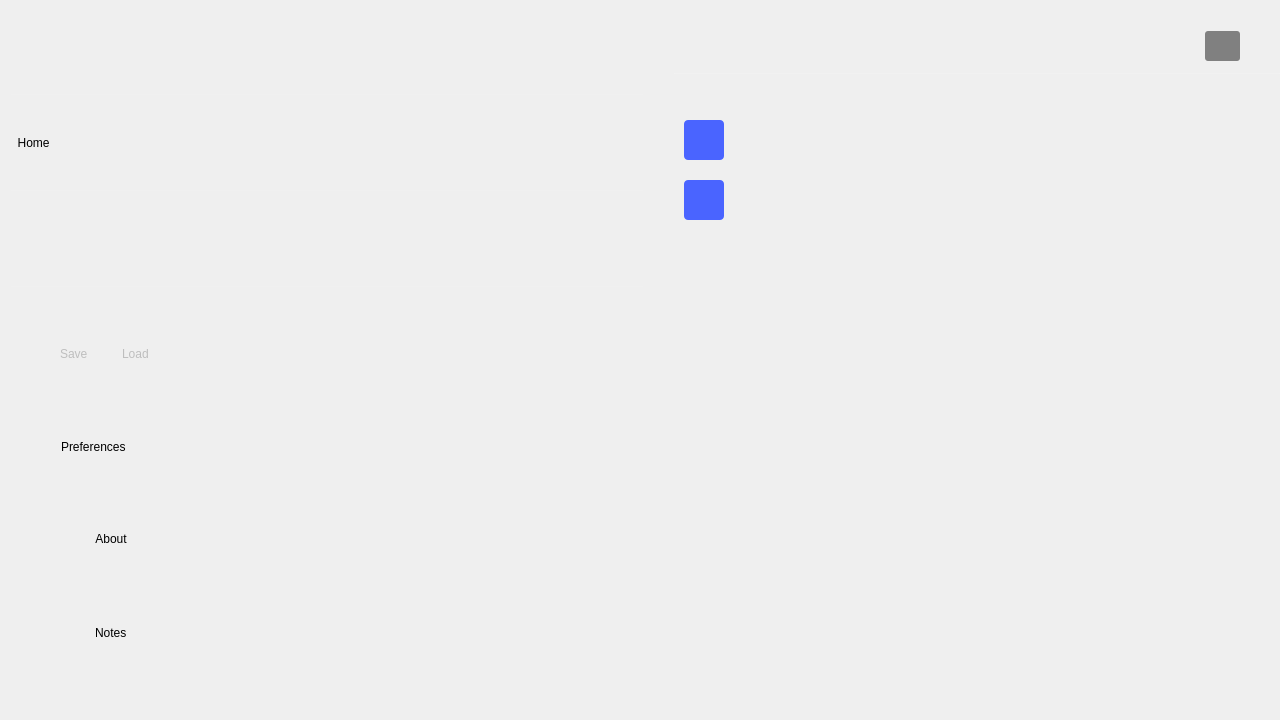
Qt form ui/tool_launcher.ui (analogdevicesinc/scopy) before a commit.
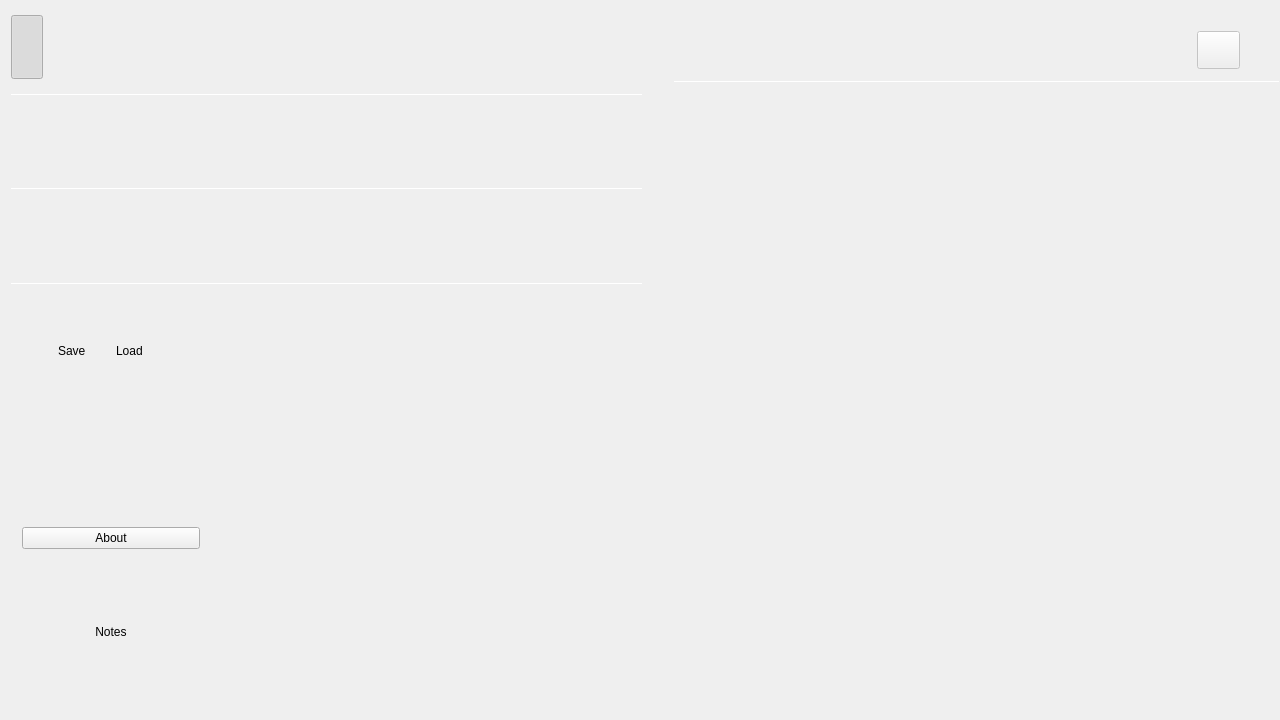
The same form after that commit. Icons and pictures are not drawn. Custom widgets are drawn as their Qt base class.

What changed in the file:
```diff
--- a/ui/tool_launcher.ui
+++ b/ui/tool_launcher.ui
@@ -71,18 +71,8 @@
          <property name="autoFillBackground">
           <bool>false</bool>
          </property>
-         <property name="styleSheet">
-          <string notr="true">QPushButton { text-align:left; border: none; background-color: none; }
-.QWidget#menuControl:hover {
-background-color: rgba(0, 0, 0, 60);
-border: 1px solid rgba(0, 0, 0, 30);
-border-radius:5px;
-}
-.QWidget[selected=true] { 
-background-color: rgba(0, 0, 0, 60);
-border: 1px solid rgba(0, 0, 0, 30);
-border-radius:5px; 
-}</string>
+         <property name="tool_launcher_custom_widget" stdset="0">
+          <bool>true</bool>
          </property>
          <layout class="QHBoxLayout" name="horizontalLayout_8">
           <property name="spacing">
@@ -114,12 +104,6 @@
               <height>64</height>
              </size>
             </property>
-            <property name="styleSheet">
-             <string notr="true">QPushButton {
-font: 75 18pt &quot;10 Pitch&quot;;
-color: rgb(255, 255, 255);
-}</string>
-            </property>
             <property name="text">
              <string/>
             </property>
@@ -164,12 +148,8 @@
               <height>64</height>
              </size>
             </property>
-            <property name="styleSheet">
-             <string notr="true">QWidget {
-background-image: url(:/menu/scopy_title.png);
-background-repeat: no-repeat;
-background-position: left center;
-}</string>
+            <property name="scopy_logo" stdset="0">
+             <bool>true</bool>
             </property>
            </widget>
           </item>
@@ -194,11 +174,20 @@
        </item>
        <item>
         <widget class="Line" name="line_3">
-         <property name="styleSheet">
-          <string notr="true">color: rgba(255, 255, 255, 16);</string>
+         <property name="minimumSize">
+          <size>
+           <width>0</width>
+           <height>1</height>
+          </size>
+         </property>
+         <property name="maximumSize">
+          <size>
+           <width>16777215</width>
+           <height>1</height>
+          </size>
          </property>
          <property name="frameShadow">
-          <enum>QFrame::Plain</enum>
+          <enum>QFrame::Sunken</enum>
          </property>
          <property name="lineWidth">
           <number>1</number>
@@ -216,25 +205,15 @@
            <height>16777215</height>
           </size>
          </property>
-         <property name="styleSheet">
-          <string notr="true">QPushButton { text-align:left; border: none; background-color: none; }
-.QWidget:hover {
-background-color: rgba(0, 0, 0, 60);
-border: 1px solid rgba(0, 0, 0, 30);
-border-radius:5px;
-}
-QWidget[selected=true] { 
-background-color: rgba(0, 0, 0, 60);
-border: 1px solid rgba(0, 0, 0, 30);
-border-radius:5px; 
-}</string>
+         <property name="tool_launcher_custom_widget" stdset="0">
+          <bool>true</bool>
          </property>
          <layout class="QHBoxLayout" name="horizontalLayout_7">
           <property name="spacing">
            <number>2</number>
           </property>
           <property name="leftMargin">
-           <number>0</number>
+           <number>6</number>
           </property>
           <property name="topMargin">
            <number>0</number>
@@ -256,7 +235,7 @@
             <property name="minimumSize">
              <size>
               <width>32</width>
-              <height>0</height>
+              <height>32</height>
              </size>
             </property>
             <property name="maximumSize">
@@ -265,13 +244,6 @@
               <height>16777215</height>
              </size>
             </property>
-            <property name="text">
-             <string>  Home</string>
-            </property>
-            <property name="icon">
-             <iconset resource="../resources/resources.qrc">
-              <normaloff>:/menu/home.png</normaloff>:/menu/home.png</iconset>
-            </property>
             <property name="iconSize">
              <size>
               <width>32</width>
@@ -310,11 +282,20 @@
        </item>
        <item>
         <widget class="Line" name="line_2">
-         <property name="styleSheet">
-          <string notr="true">color: rgba(255, 255, 255, 16);</string>
+         <property name="minimumSize">
+          <size>
+           <width>0</width>
+           <height>1</height>
+          </size>
+         </property>
+         <property name="maximumSize">
+          <size>
+           <width>16777215</width>
+           <height>1</height>
+          </size>
          </property>
          <property name="frameShadow">
-          <enum>QFrame::Plain</enum>
+          <enum>QFrame::Sunken</enum>
          </property>
          <property name="orientation">
           <enum>Qt::Horizontal</enum>
@@ -344,11 +325,20 @@
        </item>
        <item>
         <widget class="Line" name="line">
-         <property name="styleSheet">
-          <string notr="true">color: rgba(255, 255, 255, 16);</string>
+         <property name="minimumSize">
+          <size>
+           <width>0</width>
+           <height>1</height>
+          </size>
+         </property>
+         <property name="maximumSize">
+          <size>
+           <width>16777215</width>
+           <height>1</height>
+          </size>
          </property>
          <property name="frameShadow">
-          <enum>QFrame::Plain</enum>
+          <enum>QFrame::Sunken</enum>
          </property>
          <property name="orientation">
           <enum>Qt::Horizontal</enum>
@@ -417,14 +407,8 @@
                 <height>16777215</height>
                </size>
               </property>
-              <property name="styleSheet">
-               <string notr="true">QPushButton { text-align:left; border: none; background-color: none; }
-.QWidget:hover {background-color: rgba(0, 0, 0, 60);
-border: 1px solid rgba(0, 0, 0, 30);
-border-radius:5px;}
-QWidget[selected=true] { background-color: rgba(0, 0, 0, 60);
-border: 1px solid rgba(0, 0, 0, 30);
-border-radius:5px;}</string>
+              <property name="tool_launcher_custom_widget" stdset="0">
+               <bool>true</bool>
               </property>
               <layout class="QHBoxLayout" name="horizontalLayout_5">
                <property name="spacing">
@@ -505,10 +489,6 @@
                    <height>16777215</height>
                   </size>
                  </property>
-                 <property name="styleSheet">
-                  <string notr="true">	background-color: transparent;
-	color: #bebebe;</string>
-                 </property>
                  <property name="text">
                   <string>Save</string>
                  </property>
@@ -544,14 +524,8 @@
                 <height>16777215</height>
                </size>
               </property>
-              <property name="styleSheet">
-               <string notr="true">QPushButton { text-align:left; border: none; background-color: none; }
-.QWidget:hover {background-color: rgba(0, 0, 0, 60);
-border: 1px solid rgba(0, 0, 0, 30);
-border-radius:5px;}
-QWidget[selected=true] { background-color: rgba(0, 0, 0, 60);
-border: 1px solid rgba(0, 0, 0, 30);
-border-radius:5px;}</string>
+              <property name="tool_launcher_custom_widget" stdset="0">
+               <bool>true</bool>
               </property>
               <layout class="QHBoxLayout" name="horizontalLayout_6">
                <property name="spacing">
@@ -599,10 +573,6 @@
                    <height>16777215</height>
                   </size>
                  </property>
-                 <property name="styleSheet">
-                  <string notr="true">	background-color: transparent;
-	color: #bebebe;</string>
-                 </property>
                  <property name="text">
                   <string>Load</string>
                  </property>
@@ -671,24 +641,20 @@
        </item>
        <item>
         <widget class="QWidget" name="preference" native="true">
+         <property name="minimumSize">
+          <size>
+           <width>0</width>
+           <height>0</height>
+          </size>
+         </property>
          <property name="maximumSize">
           <size>
            <width>200</width>
            <height>16777215</height>
           </size>
          </property>
-         <property name="styleSheet">
-          <string notr="true">QPushButton { text-align:left; border: none; background-color: none; }
-.QWidget:hover {
-background-color: rgba(0, 0, 0, 60);
-border: 1px solid rgba(0, 0, 0, 30);
-border-radius:5px;
-}
-QWidget[selected=true] { 
-background-color: rgba(0, 0, 0, 60);
-border: 1px solid rgba(0, 0, 0, 30);
-border-radius:5px; 
-}</string>
+         <property name="tool_launcher_custom_widget" stdset="0">
+          <bool>true</bool>
          </property>
          <layout class="QHBoxLayout" name="horizontalLayout_9">
           <property name="spacing">
@@ -727,7 +693,7 @@
               </property>
               <property name="sizeHint" stdset="0">
                <size>
-                <width>40</width>
+                <width>25</width>
                 <height>20</height>
                </size>
               </property>
@@ -753,17 +719,6 @@
                 <height>16777215</height>
                </size>
               </property>
-              <property name="styleSheet">
-               <string notr="true">background-position: left center;</string>
-              </property>
-              <property name="text">
-               <string>Preferences</string>
-              </property>
-              <property name="icon">
-               <iconset>
-                <normalon>:/menu/debugger.png</normalon>
-               </iconset>
-              </property>
               <property name="iconSize">
                <size>
                 <width>64</width>
@@ -791,7 +746,7 @@
               </property>
               <property name="sizeHint" stdset="0">
                <size>
-                <width>40</width>
+                <width>25</width>
                 <height>20</height>
                </size>
               </property>
@@ -810,18 +765,8 @@
            <height>16777215</height>
           </size>
          </property>
-         <property name="styleSheet">
-          <string notr="true">QPushButton { text-align:left; border: none; background-color: none; }
-.QWidget:hover {
-background-color: rgba(0, 0, 0, 60);
-border: 1px solid rgba(0, 0, 0, 30);
-border-radius:5px;
-}
-QWidget[selected=true] { 
-background-color: rgba(0, 0, 0, 60);
-border: 1px solid rgba(0, 0, 0, 30);
-border-radius:5px; 
-}</string>
+         <property name="tool_launcher_custom_widget" stdset="0">
+          <bool>true</bool>
          </property>
          <layout class="QHBoxLayout" name="horizontalLayout_12">
           <item>
@@ -851,18 +796,8 @@
            <height>16777215</height>
           </size>
          </property>
-         <property name="styleSheet">
-          <string notr="true">QPushButton { text-align:left; border: none; background-color: none; }
-.QWidget:hover {
-background-color: rgba(0, 0, 0, 60);
-border: 1px solid rgba(0, 0, 0, 30);
-border-radius:5px;
-}
-QWidget[selected=true] { 
-background-color: rgba(0, 0, 0, 60);
-border: 1px solid rgba(0, 0, 0, 30);
-border-radius:5px; 
-}</string>
+         <property name="tool_launcher_custom_widget" stdset="0">
+          <bool>true</bool>
          </property>
          <layout class="QHBoxLayout" name="horizontalLayout_11">
           <property name="spacing">
@@ -1139,30 +1074,18 @@
                </property>
                <property name="styleSheet">
                 <string notr="true">QPushButton {
-color: white;
-background-color: #4a64ff;
 
 height: 30px;
 border-width: 0px;
-border-radius: 3px;
 min-width: 6em;
 qproperty-text: &quot;Connect&quot;;
 }
 
-QPushButton:hover
-{
-background-color: #4a34ff;
-}
-
-QPushButton:disabled {
-background-color: gray;
-color:white;
-}
-
 QPushButton[connected=true] {
 /*background-color: green;*/
 qproperty-text: &quot;Disconnect&quot;;
 }
+
 QPushButton[failed=true] {
 background-color: red;
 qproperty-text: &quot;Failed&quot;;
@@ -1186,9 +1109,6 @@
                <height>1</height>
               </size>
              </property>
-             <property name="styleSheet">
-              <string notr="true">border: 1px solid rgba(255, 255, 255, 16);</string>
-             </property>
              <property name="orientation">
               <enum>Qt::Horizontal</enum>
              </property>
@@ -1231,8 +1151,7 @@
               </size>
              </property>
              <property name="styleSheet">
-              <string notr="true">background-color: transparent;
-border: 0px;</string>
+              <string notr="true">border: 0px;</string>
              </property>
              <property name="title">
               <string/>
@@ -1399,16 +1318,6 @@
 height: 40px;
 width: 40px;
 border-width: 0px;
-border-radius: 4px;
-background-color: #4A64FF;
-}
-
-QPushButton:hover {
-background-color: #4a34ff;
-}
-
-QPushButton:checked {
-background-color: #4a34ff;
 }</string>
                         </property>
                         <property name="text">
@@ -1447,17 +1356,6 @@
                        <height>60</height>
                       </size>
                      </property>
-                     <property name="styleSheet">
-                      <string notr="true">[selected=true] {
-  	opacity: 0.6;
-	border-radius: 4px;
-	background-color: #141416;
-}
-
-[selected=false] {
-	background-color: transparent;
-}</string>
-                     </property>
                      <property name="selected" stdset="0">
                       <bool>false</bool>
                      </property>
@@ -1502,16 +1400,6 @@
 height: 40px;
 width: 40px;
 border-width: 0px;
-border-radius: 4px;
-background-color: #4A64FF;
-}
-
-QPushButton:hover {
-background-color: #4a34ff;
-}
-
-QPushButton:checked {
-background-color: #4a34ff;
 }</string>
                         </property>
                         <property name="text">
@@ -1722,18 +1610,6 @@
  </widget>
  <layoutdefault spacing="6" margin="11"/>
  <customwidgets>
-  <customwidget>
-   <class>adiscope::StackedHomepage</class>
-   <extends>QStackedWidget</extends>
-   <header>stacked_homepage.h</header>
-   <container>1</container>
-  </customwidget>
-  <customwidget>
-   <class>adiscope::OscCustomScrollArea</class>
-   <extends>QScrollArea</extends>
-   <header>osc_custom_scroll.h</header>
-   <container>1</container>
-  </customwidget>
   <customwidget>
    <class>adiscope::DetachDragZone</class>
    <extends>QWidget</extends>
@@ -1746,6 +1622,18 @@
    <header>menu_anim.hpp</header>
    <container>1</container>
   </customwidget>
+  <customwidget>
+   <class>adiscope::OscCustomScrollArea</class>
+   <extends>QScrollArea</extends>
+   <header>osc_custom_scroll.h</header>
+   <container>1</container>
+  </customwidget>
+  <customwidget>
+   <class>adiscope::StackedHomepage</class>
+   <extends>QStackedWidget</extends>
+   <header>stacked_homepage.h</header>
+   <container>1</container>
+  </customwidget>
  </customwidgets>
  <resources>
   <include location="../resources/resources.qrc"/>
```
Left out of the diff: 333 changed lines with no effect on the pictures.
